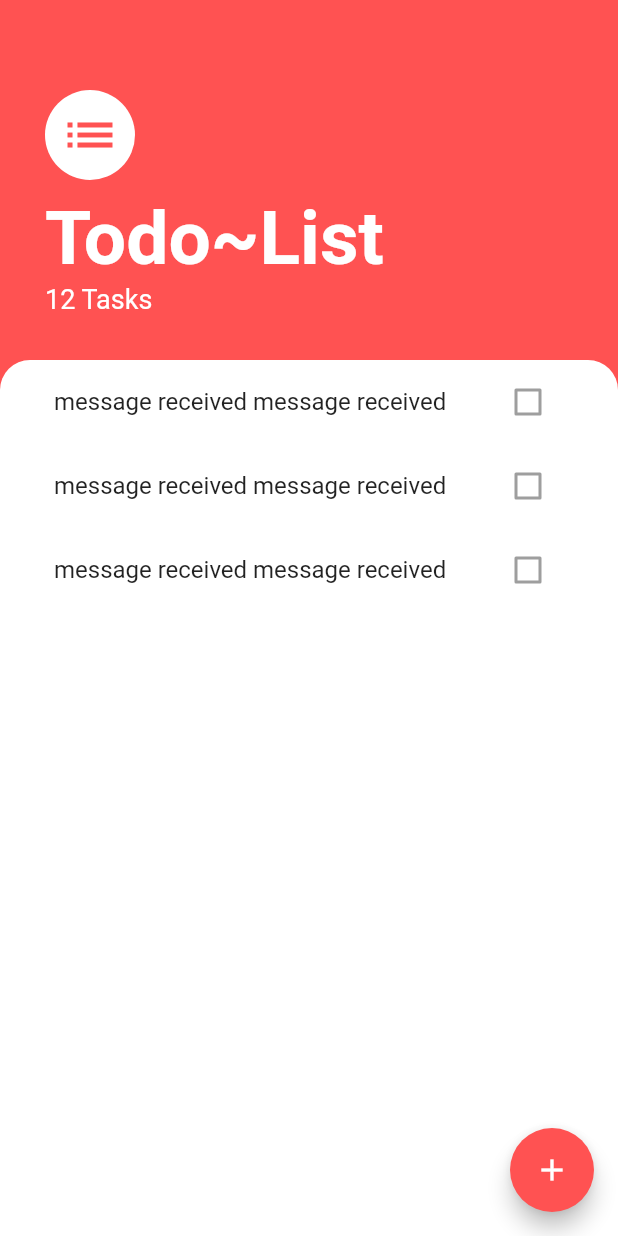
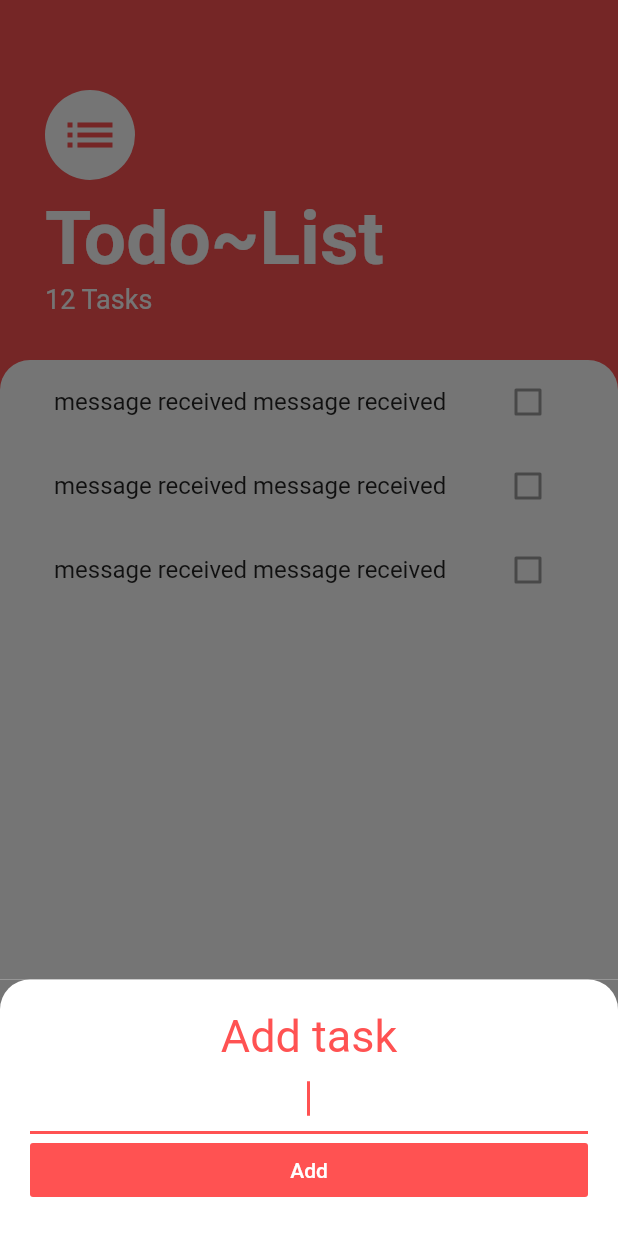
Before and after one commit to hakimihamzan/code_journey, a Flutter app: the screen it shows after launch, after a tap on the "add" icon, on a phone screen of 412 x 824 dp. Run offline on Flutter 3.47's test engine with Material 2 defaults, Android fonts, the phone set to English and light mode, and no system bars; our stand-ins replace animated_text_kit, audioplayers, cloud_firestore, firebase_auth, firebase_core, modal_progress_hud; accounts and stored records are empty; project files that could hold a hidden picture were left out.

Commit message:
finished add task screen functionality

```diff
--- /dev/null
+++ b/11th - NOVEMBER/x7_red_list_redo/lib/screens/add_task_screen.dart
@@ -0,0 +1,52 @@
+import 'package:flutter/material.dart';
+import 'package:flutter/painting.dart';
+
+class AddTaskScreen extends StatelessWidget {
+  @override
+  Widget build(BuildContext context) {
+    return Container(
+      color: Color(0xff757575),
+      child: Container(
+        padding: EdgeInsets.all(20.0),
+        decoration: BoxDecoration(
+            color: Colors.white,
+            borderRadius: BorderRadius.only(
+              topLeft: Radius.circular(20.0),
+              topRight: Radius.circular(20.0),
+            )),
+        child: Column(
+          crossAxisAlignment: CrossAxisAlignment.stretch,
+          children: [
+            Text(
+              'Add task',
+              textAlign: TextAlign.center,
+              style: TextStyle(fontSize: 30.0, color: Colors.redAccent),
+            ),
+            TextField(
+              style: TextStyle(fontSize: 20.0),
+              cursorColor: Colors.redAccent,
+              // style: TextStyle(color: Colors.redAccent),
+              decoration: InputDecoration(
+                focusedBorder: UnderlineInputBorder(
+                  borderSide: BorderSide(width: 2, color: Colors.redAccent),
+                ),
+              ),
+              autofocus: true,
+              textAlign: TextAlign.center,
+            ),
+            FlatButton(
+              color: Colors.redAccent,
+              onPressed: () {
+                print('tapped');
+              },
+              child: Text(
+                'Add',
+                style: TextStyle(color: Colors.white),
+              ),
+            )
+          ],
+        ),
+      ),
+    );
+  }
+}
--- a/11th - NOVEMBER/x7_red_list_redo/lib/screens/tasks_screen.dart
+++ b/11th - NOVEMBER/x7_red_list_redo/lib/screens/tasks_screen.dart
@@ -1,5 +1,6 @@
 import 'package:flutter/material.dart';
 import 'package:to_do_list/widgets/tasks_list.dart';
+import 'package:to_do_list/screens/add_task_screen.dart';
 
 class TasksScreen extends StatelessWidget {
   @override
@@ -66,6 +67,17 @@
       ),
       floatingActionButton: FloatingActionButton(
         onPressed: () {
+          showModalBottomSheet(
+            isScrollControlled: true,
+            context: context,
+            builder: (context) => SingleChildScrollView(
+              child: Container(
+                padding: EdgeInsets.only(
+                    bottom: MediaQuery.of(context).viewInsets.bottom),
+                child: AddTaskScreen(),
+              ),
+            ),
+          );
           print('hi');
         },
         backgroundColor: Colors.redAccent,
```
